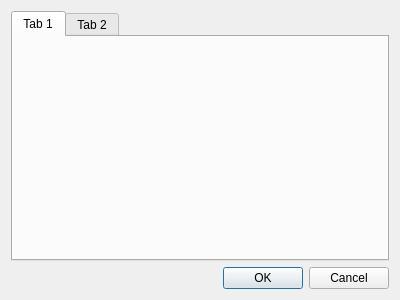
Above: app/settings_dialog.ui from Kolcha/DigitalClockNext before the change. Below: the same form after it.
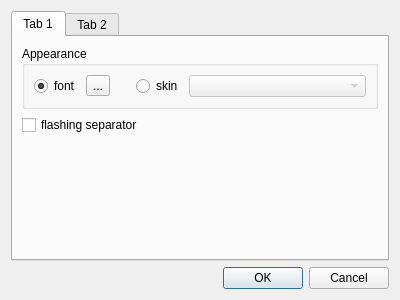
That is the form after the change.

Commit message: implemented some appearance settings

The edit to the form file:
```diff
--- a/app/settings_dialog.ui
+++ b/app/settings_dialog.ui
@@ -23,6 +23,90 @@
       <attribute name="title">
        <string>Tab 1</string>
       </attribute>
+      <layout class="QVBoxLayout" name="verticalLayout_2">
+       <item>
+        <widget class="QGroupBox" name="skin_group">
+         <property name="title">
+          <string>Appearance</string>
+         </property>
+         <layout class="QHBoxLayout" name="skin_layout">
+          <item>
+           <widget class="QRadioButton" name="font_rbtn">
+            <property name="text">
+             <string>font</string>
+            </property>
+            <property name="checked">
+             <bool>true</bool>
+            </property>
+           </widget>
+          </item>
+          <item>
+           <widget class="QToolButton" name="select_font_btn">
+            <property name="text">
+             <string>...</string>
+            </property>
+           </widget>
+          </item>
+          <item>
+           <spacer name="skin_spacer">
+            <property name="orientation">
+             <enum>Qt::Horizontal</enum>
+            </property>
+            <property name="sizeType">
+             <enum>QSizePolicy::Fixed</enum>
+            </property>
+            <property name="sizeHint" stdset="0">
+             <size>
+              <width>20</width>
+              <height>20</height>
+             </size>
+            </property>
+           </spacer>
+          </item>
+          <item>
+           <widget class="QRadioButton" name="skin_rbtn">
+            <property name="text">
+             <string>skin</string>
+            </property>
+           </widget>
+          </item>
+          <item>
+           <widget class="QComboBox" name="skin_cbox">
+            <property name="enabled">
+             <bool>false</bool>
+            </property>
+            <property name="sizePolicy">
+             <sizepolicy hsizetype="MinimumExpanding" vsizetype="Fixed">
+              <horstretch>0</horstretch>
+              <verstretch>0</verstretch>
+             </sizepolicy>
+            </property>
+           </widget>
+          </item>
+         </layout>
+        </widget>
+       </item>
+       <item>
+        <widget class="QCheckBox" name="is_separator_flashes">
+         <property name="text">
+          <string>flashing separator</string>
+         </property>
+        </widget>
+       </item>
+       <item>
+        <spacer name="verticalSpacer">
+         <property name="orientation">
+          <enum>Qt::Vertical</enum>
+         </property>
+         <property name="sizeHint" stdset="0">
+          <size>
+           <width>20</width>
+           <height>102</height>
+          </size>
+         </property>
+        </spacer>
+       </item>
+      </layout>
      </widget>
      <widget class="QWidget" name="tab_2">
       <attribute name="title">
```
Left out of the diff: 40 changed lines with no effect on the pictures. The commit also changes 3 other files.
